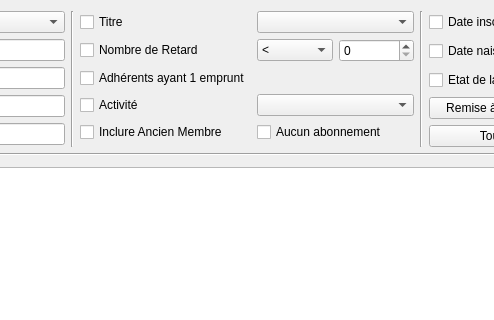
nivhg/ludopen, file f_listemembres.ui: the form before one commit; both pictures show x 279 to 773 and y 0 to 320 of the 1052 by 678 pixel window.
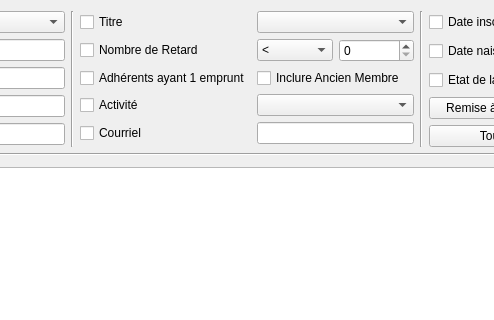
The form after the commit. Icons and pictures are not drawn.

```diff
--- a/f_listemembres.ui
+++ b/f_listemembres.ui
@@ -199,28 +199,31 @@
           </item>
          </widget>
         </item>
-        <item row="4" column="0">
-         <widget class="QCheckBox" name="ChBx_AncienMembre">
-          <property name="layoutDirection">
-           <enum>Qt::LeftToRight</enum>
-          </property>
-          <property name="text">
-           <string>Inclure Ancien Membre</string>
-          </property>
-         </widget>
-        </item>
         <item row="3" column="1" colspan="2">
          <widget class="QComboBox" name="CBx_Activites"/>
         </item>
         <item row="0" column="1" colspan="2">
          <widget class="QComboBox" name="CBx_Titre"/>
         </item>
+        <item row="2" column="1" colspan="2">
+         <widget class="QCheckBox" name="ChBx_AncienMembre">
+          <property name="layoutDirection">
+           <enum>Qt::LeftToRight</enum>
+          </property>
+          <property name="text">
+           <string>Inclure Ancien Membre</string>
+          </property>
+         </widget>
+        </item>
+        <item row="4" column="0">
+         <widget class="QCheckBox" name="ChBx_Courriel">
+          <property name="text">
+           <string>Courriel</string>
+          </property>
+         </widget>
+        </item>
         <item row="4" column="1" colspan="2">
-         <widget class="QCheckBox" name="ChBx_Abonnements">
-          <property name="text">
-           <string>Aucun abonnement</string>
-          </property>
-         </widget>
+         <widget class="QLineEdit" name="LE_Courriel"/>
         </item>
        </layout>
       </item>
```
Left out of the diff: 14 changed lines with no effect on the pictures.
